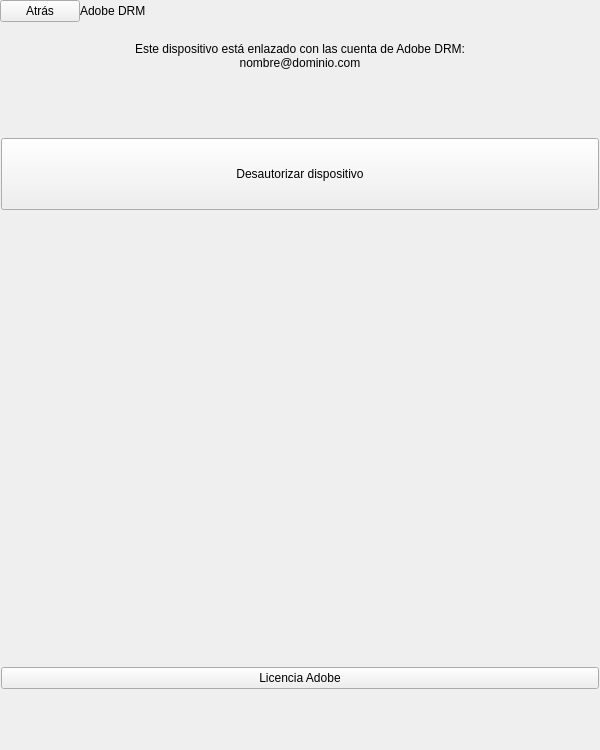
Above: bqSetting/ui/SettingsAdobeDrmUnLinkDevice.ui from bq/cervantes before the change. Below: the same form after it.
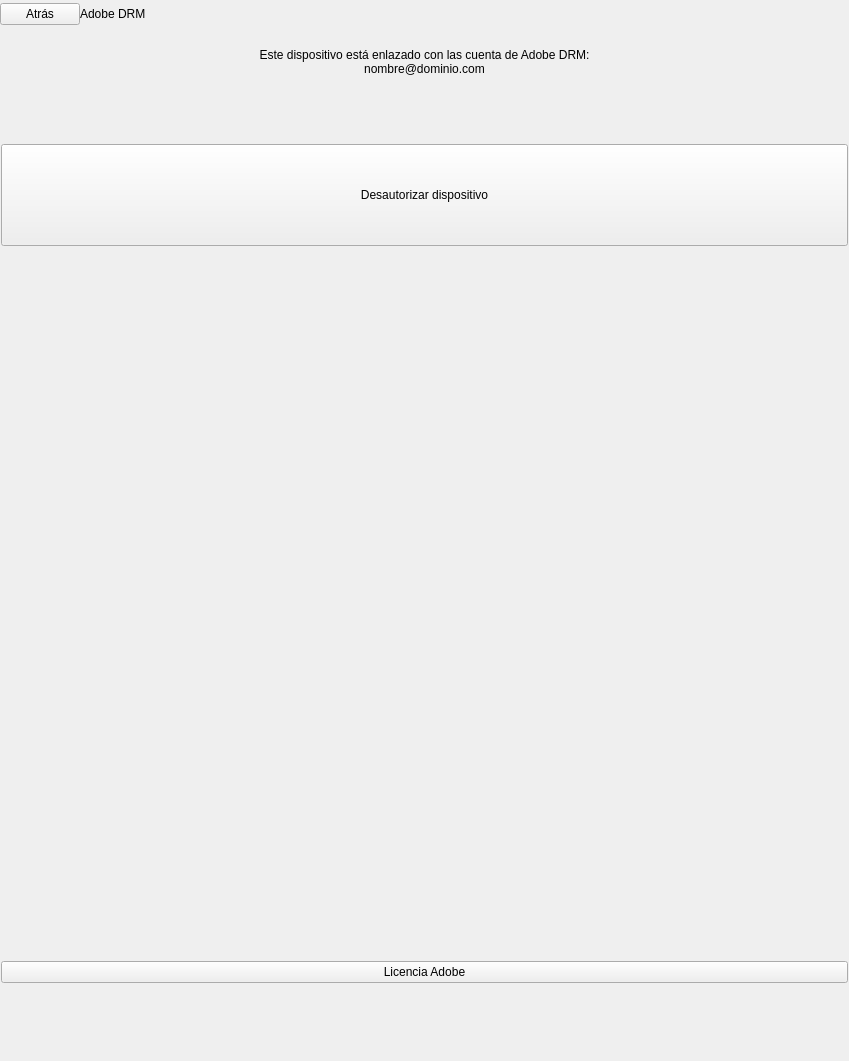
That is the form after the change. Custom widgets are drawn as their Qt base class.

Patch:
```diff
--- a/bqSetting/ui/SettingsAdobeDrmUnLinkDevice.ui
+++ b/bqSetting/ui/SettingsAdobeDrmUnLinkDevice.ui
@@ -6,8 +6,8 @@
    <rect>
     <x>0</x>
     <y>0</y>
-    <width>600</width>
-    <height>750</height>
+    <width>849</width>
+    <height>1061</height>
    </rect>
   </property>
   <property name="sizePolicy">
@@ -18,14 +18,14 @@
   </property>
   <property name="minimumSize">
    <size>
-    <width>600</width>
-    <height>750</height>
+    <width>0</width>
+    <height>0</height>
    </size>
   </property>
   <property name="maximumSize">
    <size>
-    <width>600</width>
-    <height>750</height>
+    <width>849</width>
+    <height>1061</height>
    </size>
   </property>
   <property name="windowTitle">
@@ -80,7 +80,7 @@
         <property name="maximumSize">
          <size>
           <width>16777215</width>
-          <height>10000</height>
+          <height>14142</height>
          </size>
         </property>
         <property name="text">
@@ -95,8 +95,8 @@
         </property>
         <property name="sizeHint" stdset="0">
          <size>
-          <width>40</width>
-          <height>20</height>
+          <width>57</width>
+          <height>28</height>
          </size>
         </property>
        </spacer>
@@ -174,7 +174,7 @@
         <property name="maximumSize">
          <size>
           <width>16777215</width>
-          <height>82</height>
+          <height>116</height>
          </size>
         </property>
         <property name="text">
@@ -202,7 +202,7 @@
         <property name="maximumSize">
          <size>
           <width>16777215</width>
-          <height>72</height>
+          <height>102</height>
          </size>
         </property>
         <property name="focusPolicy">
@@ -223,8 +223,8 @@
         </property>
         <property name="sizeHint" stdset="0">
          <size>
-          <width>20</width>
-          <height>40</height>
+          <width>28</width>
+          <height>57</height>
          </size>
         </property>
        </spacer>
@@ -249,8 +249,8 @@
      </property>
      <property name="sizeHint" stdset="0">
       <size>
-       <width>20</width>
-       <height>40</height>
+       <width>28</width>
+       <height>57</height>
       </size>
      </property>
     </spacer>
```
Left out of the diff: 14 changed lines with no effect on the pictures.
